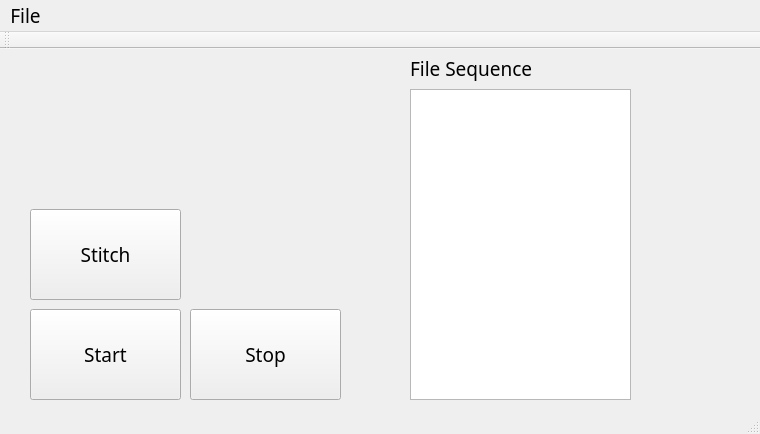
The window that mainwindow.ui (jefftsai8049/BeeObservationSystem_Analysis) describes before a commit, drawn with Qt 5.
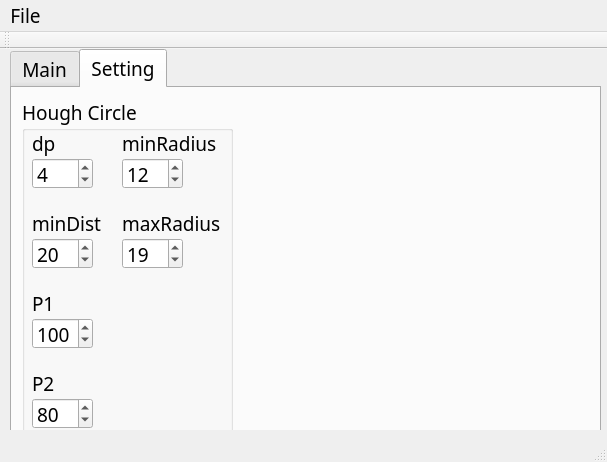
The same window after the commit. The open tabs and pages were chosen to show the change.

Commit message: cut circle tag ok

Patch:
```diff
--- a/mainwindow.ui
+++ b/mainwindow.ui
@@ -6,8 +6,8 @@
    <rect>
     <x>0</x>
     <y>0</y>
-    <width>760</width>
-    <height>434</height>
+    <width>607</width>
+    <height>462</height>
    </rect>
   </property>
   <property name="font">
@@ -20,25 +20,39 @@
    <string>MainWindow</string>
   </property>
   <widget class="QWidget" name="centralWidget">
-   <widget class="QTextBrowser" name="videoName_textBrowser">
+   <widget class="QTabWidget" name="tabWidget">
     <property name="geometry">
      <rect>
-      <x>410</x>
-      <y>40</y>
-      <width>221</width>
-      <height>311</height>
+      <x>10</x>
+      <y>0</y>
+      <width>591</width>
+      <height>401</height>
      </rect>
     </property>
-    <property name="font">
-     <font>
-      <pointsize>10</pointsize>
-     </font>
+    <property name="currentIndex">
+     <number>0</number>
+    </property>
+    <widget class="QWidget" name="tab">
+     <attribute name="title">
+      <string>Main</string>
+     </attribute>
+     <widget class="QPushButton" name="stitching_pushButton">
+      <property name="geometry">
+       <rect>
+        <x>10</x>
+        <y>150</y>
+        <width>151</width>
+        <height>91</height>
+       </rect>
+      </property>
+      <property name="text">
+       <string>Stitch</string>
     </property>
    </widget>
    <widget class="QPushButton" name="stitchingStart_pushButton">
     <property name="geometry">
      <rect>
-      <x>30</x>
+        <x>10</x>
       <y>260</y>
       <width>151</width>
       <height>91</height>
@@ -51,7 +65,7 @@
    <widget class="QPushButton" name="stitchingStop_pushButton">
     <property name="geometry">
      <rect>
-      <x>190</x>
+        <x>180</x>
       <y>260</y>
       <width>151</width>
       <height>91</height>
@@ -64,8 +78,8 @@
    <widget class="QLabel" name="label">
     <property name="geometry">
      <rect>
-      <x>410</x>
-      <y>-1</y>
+        <x>350</x>
+        <y>0</y>
       <width>141</width>
       <height>41</height>
      </rect>
@@ -74,18 +88,228 @@
      <string>File Sequence</string>
     </property>
    </widget>
-   <widget class="QPushButton" name="stitching_pushButton">
+     <widget class="QTextBrowser" name="videoName_textBrowser">
+      <property name="geometry">
+       <rect>
+        <x>350</x>
+        <y>41</y>
+        <width>221</width>
+        <height>311</height>
+       </rect>
+      </property>
+      <property name="font">
+       <font>
+        <pointsize>10</pointsize>
+       </font>
+      </property>
+     </widget>
+     <widget class="QLCDNumber" name="processing_lcdNumber">
     <property name="geometry">
      <rect>
       <x>30</x>
-      <y>160</y>
-      <width>151</width>
-      <height>91</height>
-     </rect>
-    </property>
+        <y>20</y>
+        <width>101</width>
+        <height>51</height>
+       </rect>
+      </property>
+     </widget>
+     <widget class="QCheckBox" name="show_image_checkBox">
+      <property name="geometry">
+       <rect>
+        <x>190</x>
+        <y>190</y>
+        <width>141</width>
+        <height>51</height>
+       </rect>
+      </property>
     <property name="text">
-     <string>Stitch</string>
-    </property>
+       <string>Show Image</string>
+      </property>
+      <property name="checked">
+       <bool>true</bool>
+      </property>
+     </widget>
+    </widget>
+    <widget class="QWidget" name="tab_2">
+     <attribute name="title">
+      <string>Setting</string>
+     </attribute>
+     <widget class="QGroupBox" name="groupBox">
+      <property name="geometry">
+       <rect>
+        <x>10</x>
+        <y>10</y>
+        <width>211</width>
+        <height>341</height>
+       </rect>
+      </property>
+      <property name="title">
+       <string>Hough Circle</string>
+      </property>
+      <widget class="QSpinBox" name="maxRadius_hough_circle_spinBox">
+       <property name="geometry">
+        <rect>
+         <x>100</x>
+         <y>140</y>
+         <width>61</width>
+         <height>31</height>
+        </rect>
+       </property>
+       <property name="value">
+        <number>19</number>
+       </property>
+      </widget>
+      <widget class="QSpinBox" name="dp_hough_circle_spinBox">
+       <property name="geometry">
+        <rect>
+         <x>10</x>
+         <y>60</y>
+         <width>61</width>
+         <height>31</height>
+        </rect>
+       </property>
+       <property name="value">
+        <number>4</number>
+       </property>
+      </widget>
+      <widget class="QSpinBox" name="para_2_hough_circle_spinBox">
+       <property name="geometry">
+        <rect>
+         <x>10</x>
+         <y>300</y>
+         <width>61</width>
+         <height>31</height>
+        </rect>
+       </property>
+       <property name="maximum">
+        <number>200</number>
+       </property>
+       <property name="value">
+        <number>80</number>
+       </property>
+      </widget>
+      <widget class="QSpinBox" name="minRadius_hough_circle_spinBox">
+       <property name="geometry">
+        <rect>
+         <x>100</x>
+         <y>60</y>
+         <width>61</width>
+         <height>31</height>
+        </rect>
+       </property>
+       <property name="value">
+        <number>12</number>
+       </property>
+      </widget>
+      <widget class="QSpinBox" name="para_1_hough_circle_spinBox">
+       <property name="geometry">
+        <rect>
+         <x>10</x>
+         <y>220</y>
+         <width>61</width>
+         <height>31</height>
+        </rect>
+       </property>
+       <property name="maximum">
+        <number>200</number>
+       </property>
+       <property name="value">
+        <number>100</number>
+       </property>
+      </widget>
+      <widget class="QSpinBox" name="minDist_hough_circle_spinBox">
+       <property name="geometry">
+        <rect>
+         <x>10</x>
+         <y>140</y>
+         <width>61</width>
+         <height>31</height>
+        </rect>
+       </property>
+       <property name="value">
+        <number>20</number>
+       </property>
+      </widget>
+      <widget class="QLabel" name="label_2">
+       <property name="geometry">
+        <rect>
+         <x>10</x>
+         <y>30</y>
+         <width>41</width>
+         <height>31</height>
+        </rect>
+       </property>
+       <property name="text">
+        <string>dp</string>
+       </property>
+      </widget>
+      <widget class="QLabel" name="label_3">
+       <property name="geometry">
+        <rect>
+         <x>10</x>
+         <y>190</y>
+         <width>31</width>
+         <height>31</height>
+        </rect>
+       </property>
+       <property name="text">
+        <string>P1</string>
+       </property>
+      </widget>
+      <widget class="QLabel" name="label_4">
+       <property name="geometry">
+        <rect>
+         <x>10</x>
+         <y>270</y>
+         <width>31</width>
+         <height>31</height>
+        </rect>
+       </property>
+       <property name="text">
+        <string>P2</string>
+       </property>
+      </widget>
+      <widget class="QLabel" name="label_5">
+       <property name="geometry">
+        <rect>
+         <x>10</x>
+         <y>110</y>
+         <width>81</width>
+         <height>31</height>
+        </rect>
+       </property>
+       <property name="text">
+        <string>minDist</string>
+       </property>
+      </widget>
+      <widget class="QLabel" name="label_6">
+       <property name="geometry">
+        <rect>
+         <x>100</x>
+         <y>30</y>
+         <width>101</width>
+         <height>31</height>
+        </rect>
+       </property>
+       <property name="text">
+        <string>minRadius</string>
+       </property>
+      </widget>
+      <widget class="QLabel" name="label_7">
+       <property name="geometry">
+        <rect>
+         <x>100</x>
+         <y>110</y>
+         <width>101</width>
+         <height>31</height>
+        </rect>
+       </property>
+       <property name="text">
+        <string>maxRadius</string>
+       </property>
+      </widget>
+     </widget>
+    </widget>
    </widget>
   </widget>
   <widget class="QMenuBar" name="menuBar">
@@ -93,7 +317,7 @@
     <rect>
      <x>0</x>
      <y>0</y>
-     <width>760</width>
+     <width>607</width>
      <height>21</height>
     </rect>
    </property>
```
Lines whose indentation alone changed are shown as unchanged. The commit also changes 6 other files.
